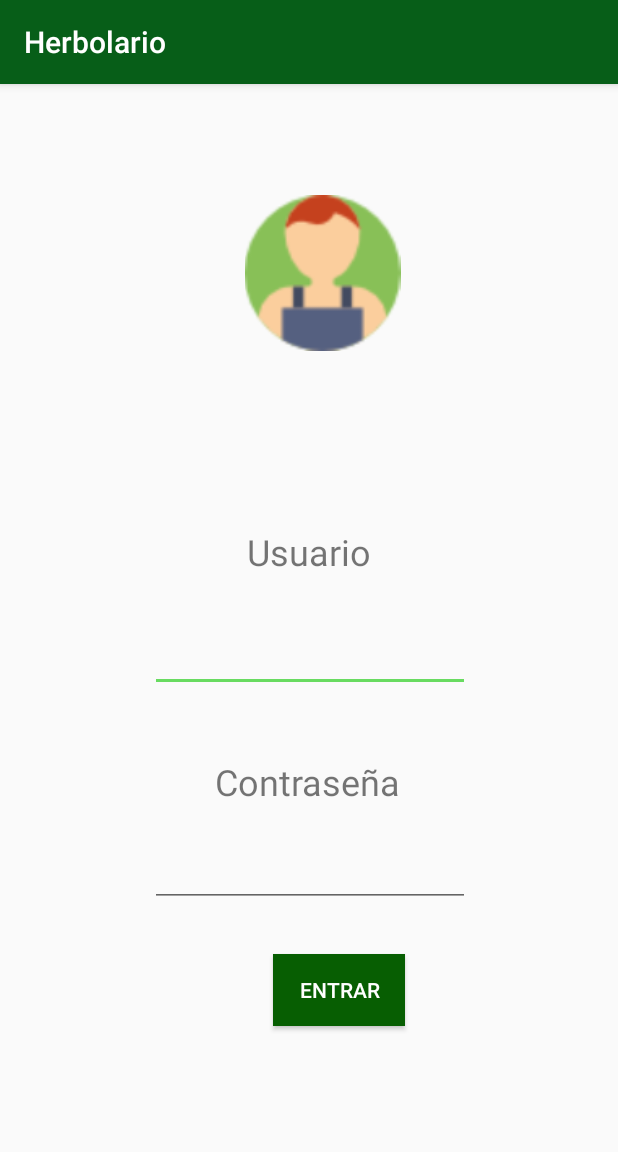
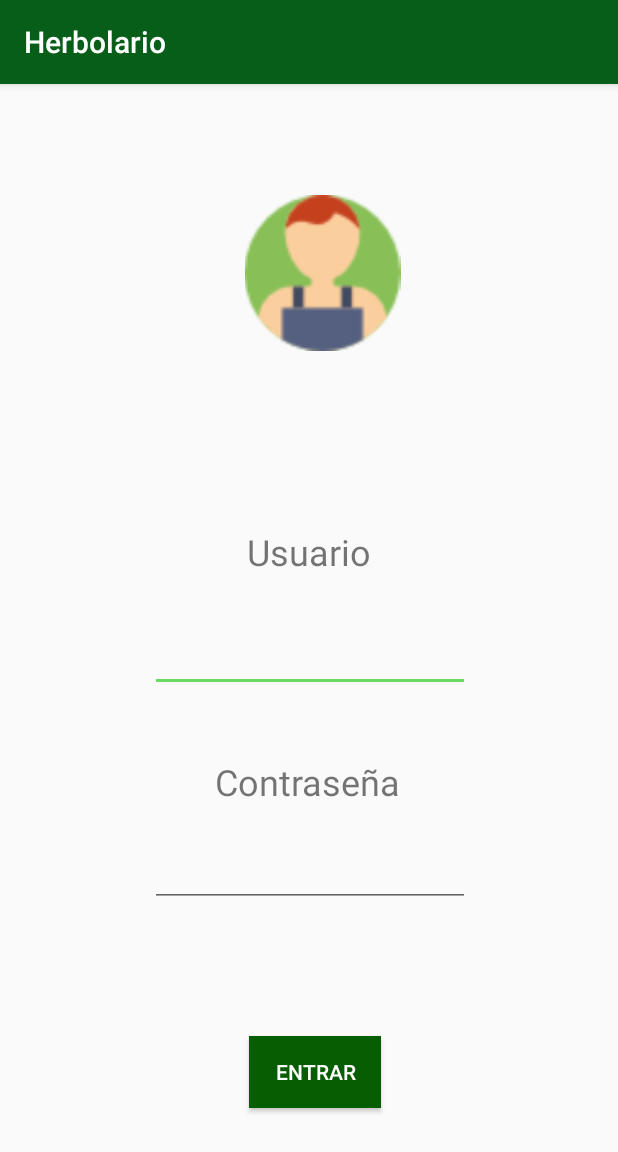
Before and after one commit to Cinthiaru/Plantitas, an Android app: the screen it shows after launch (MainActivity), on a phone screen of 412 x 824 dp. Shown: the top 1152 px of the screen. Run offline under Robolectric (Android 15) with nearby library versions, the phone set to English and light mode, and no system bars.

Commit message:
Boton arreglado x3

```diff
--- a/app/src/main/res/layout/activity_main.xml
+++ b/app/src/main/res/layout/activity_main.xml
@@ -98,21 +98,18 @@
         android:id="@+id/button5"
         android:layout_width="wrap_content"
         android:layout_height="wrap_content"
+        android:layout_marginBottom="8dp"
+        android:layout_marginEnd="8dp"
         android:layout_marginStart="8dp"
-        android:layout_marginLeft="8dp"
-        android:layout_marginTop="580dp"
-        android:layout_marginEnd="8dp"
-        android:layout_marginRight="8dp"
-        android:layout_marginBottom="8dp"
+        android:layout_marginTop="8dp"
         android:background="#075E02"
         android:onClick="ingresar"
         android:text="Entrar"
         android:textColor="@android:color/white"
         app:layout_constraintBottom_toBottomOf="parent"
         app:layout_constraintEnd_toEndOf="parent"
-        app:layout_constraintHorizontal_bias="0.566"
+        app:layout_constraintHorizontal_bias="0.514"
         app:layout_constraintStart_toStartOf="parent"
-        app:layout_constraintTop_toTopOf="parent"
-        app:layout_constraintVertical_bias="0.0" />
+        app:layout_constraintTop_toBottomOf="@+id/editText2" />
 
 </android.support.constraint.ConstraintLayout>
--- a/app/src/main/res/values/styles.xml
+++ b/app/src/main/res/values/styles.xml
@@ -1,7 +1,7 @@
 <resources>
 
     <!-- Base application theme. -->
-    <style name="AppTheme" parent="Theme.AppCompat.Light.DarkActionBar">
+    <style name="AppTheme" parent="Base.Theme.AppCompat.Light.DarkActionBar">
         <!-- Customize your theme here. -->
         <item name="colorPrimary">#075E18</item>
         <item name="colorAccent">@color/colorAccent</item>
--- a/build.gradle
+++ b/build.gradle
@@ -8,7 +8,6 @@ buildscript {
     }
     dependencies {
         classpath 'com.android.tools.build:gradle:3.2.1'
-
 
         // NOTE: Do not place your application dependencies here; they belong
         // in the individual module build.gradle files
```
